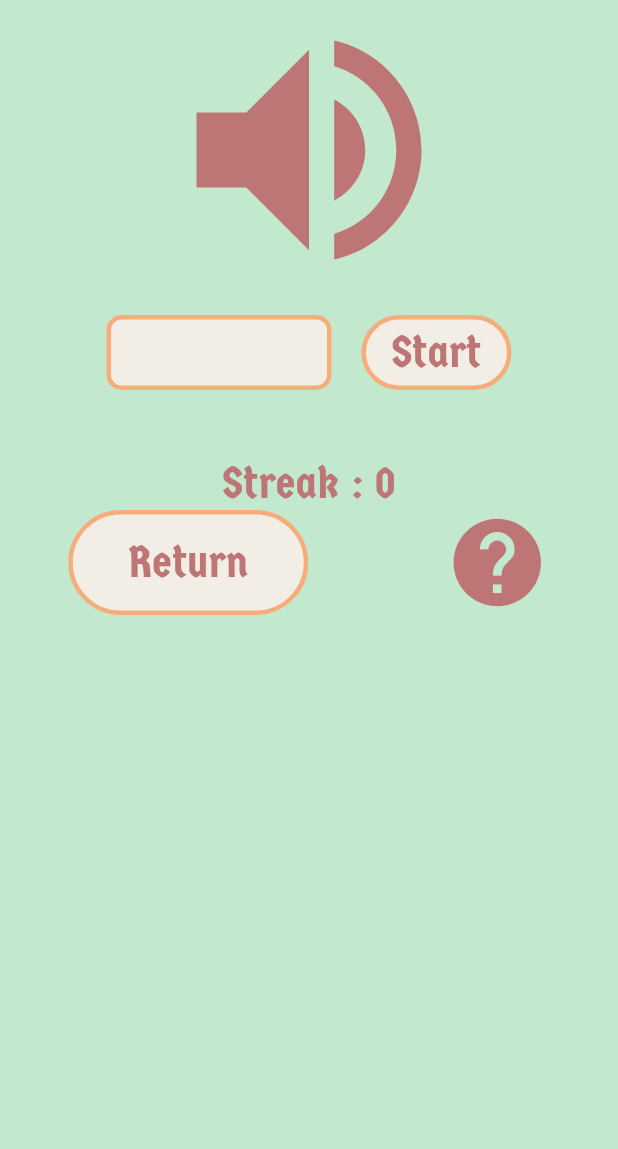
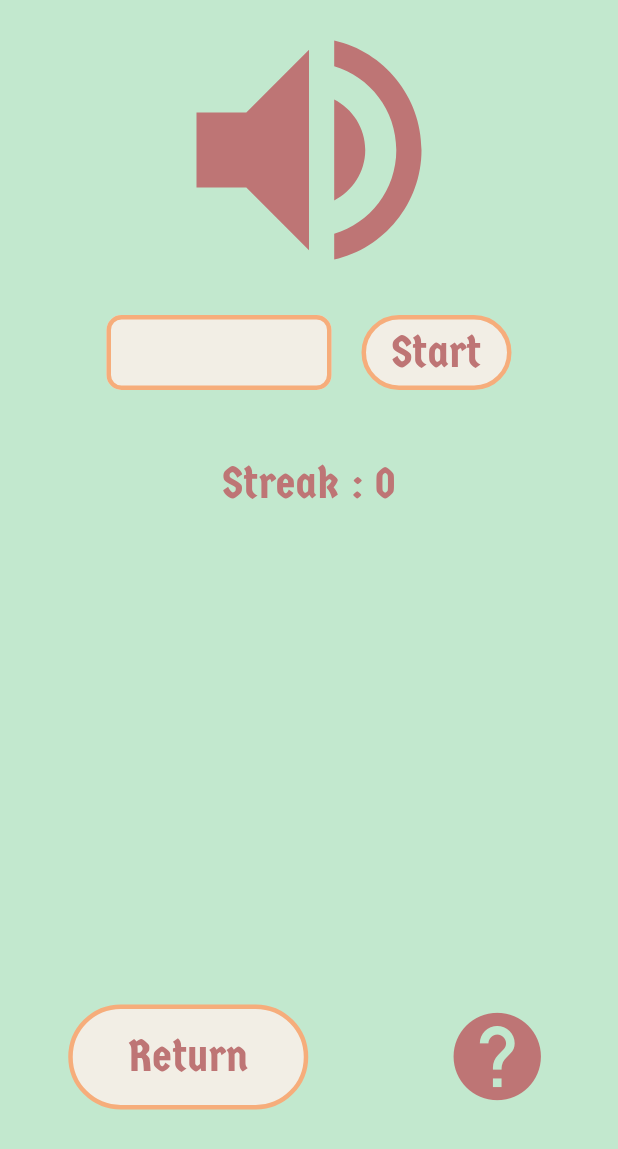
Before and after one commit to pydoni/Flutter-Die-numbers, a Flutter app: the screen it shows after launch, after a tap on "Easy", on a phone screen of 412 x 824 dp. Shown: the top 1149 px of the screen. Run offline on Flutter 3.47's test engine with Material 2 defaults, Android fonts, the phone set to English and light mode, and no system bars; our stand-ins replace flutter_tts.

Commit message:
Layout changes, hot to play button added and minor fixes

```diff
--- a/lib/Screens/game.dart
+++ b/lib/Screens/game.dart
@@ -1,7 +1,7 @@
+import 'package:flutter/cupertino.dart';
 import 'package:flutter/material.dart';
 import 'dart:math';
 import 'package:flutter_tts/flutter_tts.dart';
-import 'dart:io';
 
 class Generator extends StatefulWidget {
   final int difficulty;
@@ -21,6 +21,7 @@ class _GeneratorState extends State<Generator> {
   Color cc = Color(0xfff2eee5);
   Color cb = Color(0xfff6ad7b);
 
+
   int streak = 0;
   int number;
   String txtcontent;
@@ -32,11 +33,52 @@ class _GeneratorState extends State<Generator> {
 
   @override
   Widget build(BuildContext context) {
+
+    TextStyle basestyle = TextStyle(
+      color: cf,
+      fontFamily: 'germania',
+      fontSize: 30,
+    );
+
     final FlutterTts flutterTts = FlutterTts();
 
     Random random = new Random();
 
+    Future<void> howToPlay() async {
+      return showDialog<void>(
+        context: context,
 
+        builder: (BuildContext context) {
+          return AlertDialog(
+            title: Text('How to play?',style: basestyle,),
+            backgroundColor: cc,
+            shape: RoundedRectangleBorder(borderRadius: BorderRadius.all(Radius.circular(20)),),
+            content: SingleChildScrollView(
+              child: ListBody(
+                children: <Widget>[
+                  Text("1. Press start and a random number will be generated\n", style: basestyle,),
+                  Text("2. Hear the sound and try to guess the number, if needed press the sound icon to hear the number again\n", style: basestyle,),
+                  Text("3. Press verify to see if you got it right\n",style: basestyle,),
+
+                ],
+              ),
+            ),
+            actions: <Widget>[
+              FlatButton(
+                child: Text('Gotcha!',style: TextStyle(
+                  color: cf,
+                  fontFamily: 'germania',
+                  fontSize: 20,
+                ),),
+                onPressed: () {
+                  Navigator.of(context).pop();
+                },
+              ),
+            ],
+          );
+        },
+      );
+    }
 
     Future speak() async {
       await flutterTts.setLanguage("de-DE");
@@ -123,11 +165,7 @@ class _GeneratorState extends State<Generator> {
                     child: Center(
                       child: Text(
                         btnsv,
-                        style: TextStyle(
-                          color: cf,
-                          fontFamily: 'germania',
-                          fontSize: 30,
-                        ),
+                        style: basestyle,
                       ),
                     ),
                   ),
@@ -141,20 +179,12 @@ class _GeneratorState extends State<Generator> {
                 // got right/got wrong text
                 Text(
                   trytxt,
-                  style: TextStyle(
-                    color: cf,
-                    fontFamily: 'germania',
-                    fontSize: 30,
-                  ),
+                  style: basestyle,
                 ),
                 //streak
                 Text(
                   "Streak : $streak",
-                  style: TextStyle(
-                    color: cf,
-                    fontFamily: 'germania',
-                    fontSize: 30,
-                  ),
+                  style: basestyle,
                 ),
               ],
             ),
@@ -162,8 +192,10 @@ class _GeneratorState extends State<Generator> {
 
 
 
-
-            Row(
+            //TODO send this row to the end of the screen without using margin
+            Container(
+              margin: EdgeInsets.fromLTRB(0, MediaQuery.of(context).size.height * 0.40 , 0,0 ),
+              child: Row(
                 mainAxisAlignment: MainAxisAlignment.spaceAround,
                 children: <Widget>[
                   GestureDetector(
@@ -186,11 +218,7 @@ class _GeneratorState extends State<Generator> {
                       child: Center(
                         child: Text(
                           "Return",
-                        style: TextStyle(
-                          color: cf,
-                          fontFamily: 'germania',
-                          fontSize: 30,
-                        ),
+                          style: basestyle,
                         ),
                       ),
                     ),
@@ -198,8 +226,13 @@ class _GeneratorState extends State<Generator> {
 
 
 
-                Icon(Icons.help,color: cf,size: 70,)
+                  GestureDetector(
+                    onTap: (){
+                      howToPlay();
+                    },
+                    child: Icon(Icons.help,color: cf,size: 70,),),
                 ],
+              ),
             ),
           ],
         ),
--- a/lib/Screens/selection.dart
+++ b/lib/Screens/selection.dart
@@ -31,7 +31,6 @@ class _SelectionState extends State<Selection> {
           Stack(
             children: <Widget>[
               Container(
-                margin: EdgeInsets.fromLTRB(5,20,5,0),
                 height: 300,
 
                 decoration: BoxDecoration(
@@ -41,15 +40,15 @@ class _SelectionState extends State<Selection> {
                     )),
               ),
               Positioned(
-                top: 100,
-                left: MediaQuery.of(context).size.width * 0.25,
+                top: 80,
+                left: MediaQuery.of(context).size.width * 0.20,
                 child: Container(
                   height: 200,
                   child: Center(
                     child: Text(
                       " Number listening \npractice in german",
                       style:
-                      TextStyle(fontSize: 30, color: cf, fontFamily: 'germania'),
+                      TextStyle(fontSize: 40, color: cf, fontFamily: 'germania'),
                     ),
                   ),
                 ),
```
Lines whose indentation alone changed are shown as unchanged.
